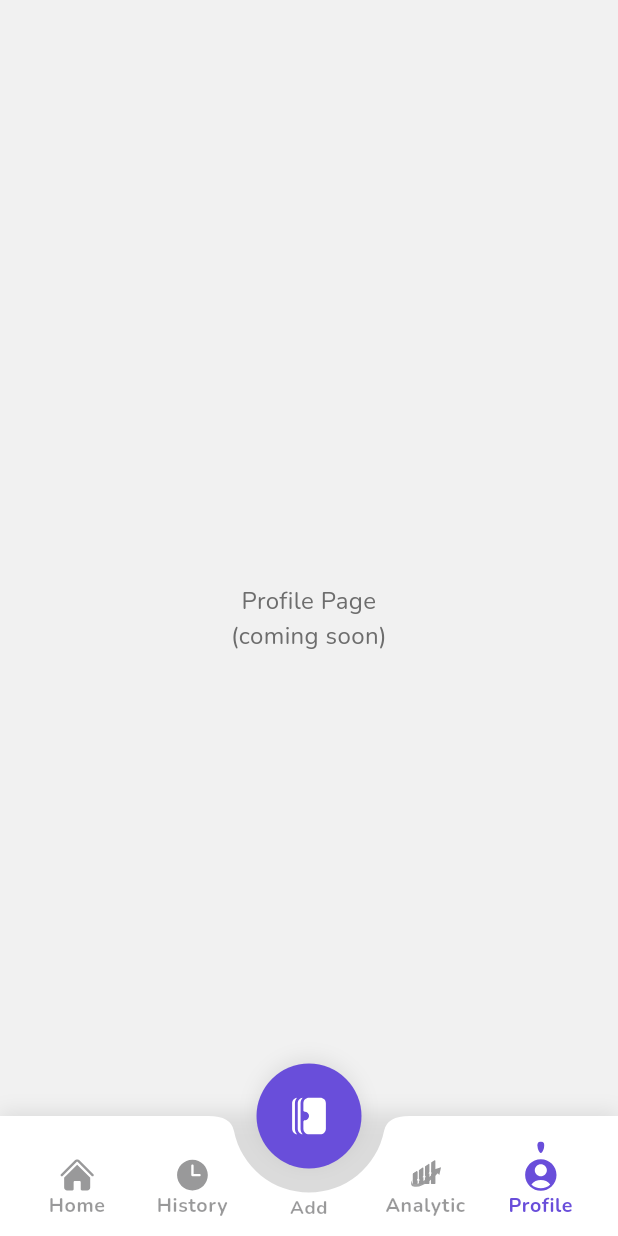
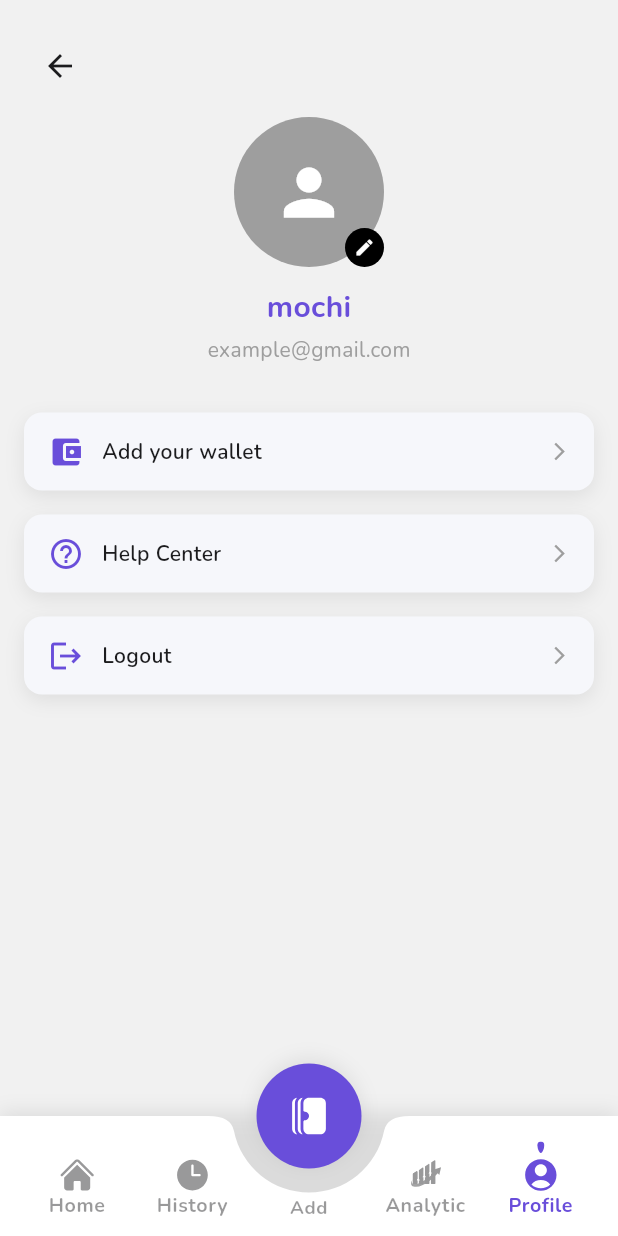
Before and after one commit to amad-IO/frontendMonefy, a Flutter app: the screen it shows after launch, swiped to page 5, on a phone screen of 412 x 824 dp. Run offline on Flutter 3.47's test engine with Material 3 defaults, Android fonts, the phone set to English and light mode, and no system bars; our stand-ins replace flutter_svg.

Commit message:
aku nambahin add_wallet_page, bills_page, profile_page, bills_input,input_wallet, dan profile_menu_item

```diff
--- a/lib/ui/pages/main_page.dart
+++ b/lib/ui/pages/main_page.dart
@@ -1,6 +1,9 @@
 
 import 'package:flutter/material.dart';
+import 'package:monefy/ui/pages/add_wallet_page.dart';
+import 'package:monefy/ui/pages/profile_page.dart';
 import '../widgets/navbar/navbar.dart';
+import 'bills_page.dart';
 import 'home_page.dart';
 import 'history_page.dart';
 
@@ -15,13 +18,18 @@ class _MainPageState extends State<MainPage> {
   static const Duration _pageTransitionDuration = Duration(milliseconds: 520);
   int _selectedIndex = 0;
   late final PageController _pageController;
-  final List<Widget> _pages = const [
-    HomePage(),
-    HistoryPage(),
-    _PlaceholderPage(label: 'Add'),        // TODO: ganti dengan AddPage()
-    _PlaceholderPage(label: 'Analytic'),   // TODO: ganti dengan AnalyticPage()
-    _PlaceholderPage(label: 'Profile'),    // TODO: ganti dengan ProfilePage()
-  ];
+  List<Widget> _buildPages() {
+    return [
+      HomePage(onNavigate: _onItemTapped),
+      HistoryPage(),
+      BillsPage(),
+      AddWalletPage(),
+      ProfilePage(),
+      _PlaceholderPage(label: 'Add'),
+      _PlaceholderPage(label: 'Analytic'),
+      _PlaceholderPage(label: 'Profile'),
+    ];
+  }
 
   @override
   void initState() {
@@ -59,7 +67,7 @@ class _MainPageState extends State<MainPage> {
             setState(() => _selectedIndex = index);
           }
         },
-        children: _pages,
+        children: _buildPages(),
       ),
 
       bottomNavigationBar: CustomNavbar(
--- /dev/null
+++ b/lib/ui/pages/profile_page.dart
@@ -0,0 +1,112 @@
+import 'package:flutter/material.dart';
+import '../widgets/profile_menu_item.dart';
+
+class ProfilePage extends StatelessWidget {
+  const ProfilePage({super.key});
+
+  @override
+  Widget build(BuildContext context) {
+    return Scaffold(
+      backgroundColor: const Color(0xFFF1F1F1),
+
+      body: SafeArea(
+        child: Column(
+          children: [
+            const SizedBox(height: 20),
+
+            // 🔙 BACK BUTTON (optional)
+            Padding(
+              padding: const EdgeInsets.symmetric(horizontal: 16),
+              child: Row(
+                children: [
+                  IconButton(
+                    icon: const Icon(Icons.arrow_back),
+                    onPressed: () {
+                      Navigator.pop(context);
+                    },
+                  ),
+                ],
+              ),
+            ),
+
+            const SizedBox(height: 10),
+
+            // 👤 AVATAR
+            Stack(
+              children: [
+                const CircleAvatar(
+                  radius: 50,
+                  backgroundColor: Colors.grey,
+                  child: Icon(Icons.person, size: 50, color: Colors.white),
+                ),
+
+                // ✏️ EDIT ICON
+                Positioned(
+                  bottom: 0,
+                  right: 0,
+                  child: Container(
+                    decoration: const BoxDecoration(
+                      color: Colors.black,
+                      shape: BoxShape.circle,
+                    ),
+                    padding: const EdgeInsets.all(6),
+                    child: const Icon(
+                      Icons.edit,
+                      size: 14,
+                      color: Colors.white,
+                    ),
+                  ),
+                ),
+              ],
+            ),
+
+            const SizedBox(height: 12),
+
+            // 👤 NAME
+            const Text(
+              "mochi",
+              style: TextStyle(
+                fontSize: 20,
+                fontWeight: FontWeight.bold,
+                color: Color(0xFF694EDA),
+              ),
+            ),
+
+            const SizedBox(height: 4),
+
+            // 📧 EMAIL
+            const Text(
+              "example@gmail.com",
+              style: TextStyle(
+                color: Colors.grey,
+              ),
+            ),
+
+            const SizedBox(height: 24),
+
+            // 📋 MENU
+            ProfileMenuItem(
+              icon: Icons.account_balance_wallet,
+              title: "Add your wallet",
+              onTap: () {
+                // TODO: arahkan ke AddWalletPage
+              },
+            ),
+
+            ProfileMenuItem(
+              icon: Icons.help_outline,
+              title: "Help Center",
+              onTap: () {},
+            ),
+
+            ProfileMenuItem(
+              icon: Icons.logout,
+              title: "Logout",
+              onTap: () {},
+            ),
+          ],
+        ),
+      ),
+    );
+  }
+}
--- /dev/null
+++ b/lib/ui/widgets/profile_menu_item.dart
@@ -0,0 +1,54 @@
+import 'package:flutter/material.dart';
+
+class ProfileMenuItem extends StatelessWidget {
+  final IconData icon;
+  final String title;
+  final VoidCallback? onTap;
+
+  const ProfileMenuItem({
+    super.key,
+    required this.icon,
+    required this.title,
+    this.onTap,
+  });
+
+  @override
+  Widget build(BuildContext context) {
+    return Padding(
+      padding: const EdgeInsets.symmetric(horizontal: 16, vertical: 8),
+      child: GestureDetector(
+        onTap: onTap,
+        child: Container(
+          padding: const EdgeInsets.symmetric(vertical: 14, horizontal: 16),
+          decoration: BoxDecoration(
+            color: const Color(0xFFF6F7FB),
+            borderRadius: BorderRadius.circular(12),
+            boxShadow: [
+              BoxShadow(
+                color: Colors.black.withValues(alpha: 0.08),
+                blurRadius: 10,
+                offset: const Offset(0, 4),
+              ),
+            ],
+          ),
+          child: Row(
+            children: [
+              Icon(icon, color: const Color(0xFF694EDA)),
+              const SizedBox(width: 12),
+              Expanded(
+                child: Text(
+                  title,
+                  style: const TextStyle(
+                    fontSize: 14,
+                    fontWeight: FontWeight.w600,
+                  ),
+                ),
+              ),
+              const Icon(Icons.arrow_forward_ios, size: 14, color: Colors.grey),
+            ],
+          ),
+        ),
+      ),
+    );
+  }
+}
--- a/lib/ui/widgets/quick_access.dart
+++ b/lib/ui/widgets/quick_access.dart
@@ -1,6 +1,7 @@
 import 'package:flutter/material.dart';
 import 'package:flutter_svg/flutter_svg.dart';
 import '../../theme/text_style.dart';
+import '../pages/bills_page.dart';
 
 class QuickAccess extends StatelessWidget {
   final VoidCallback? onBillsTap;
@@ -55,6 +56,7 @@ class QuickAccess extends StatelessWidget {
                   label: 'Bills',
                   color: accentColor,
                   onTap: onBillsTap,
+
                 ),
               ),
               const SizedBox(width: 10),
```
Also changed, not shown: lib/ui/pages/add_wallet_page.dart (added, +73 -0 lines), lib/ui/pages/bills_page.dart (added, +97 -0 lines), lib/ui/pages/home_page.dart (+8 -3 lines), lib/ui/widgets/bills_input.dart (added, +40 -0 lines), lib/ui/widgets/input_add_wallet.dart (added, +37 -0 lines).
